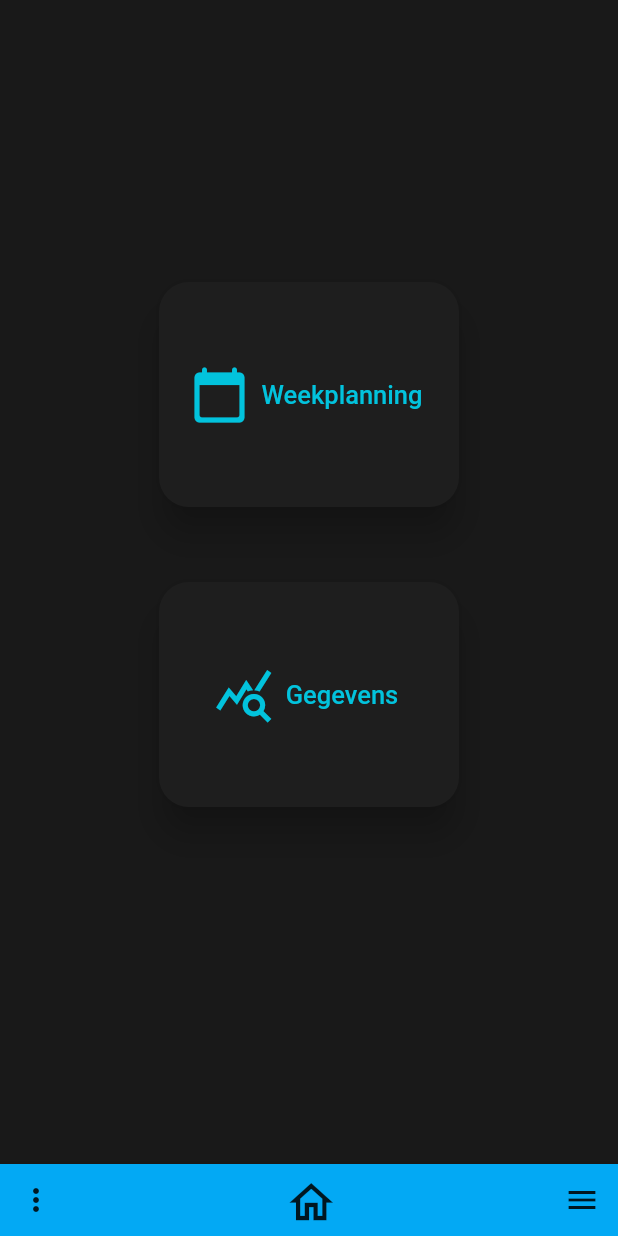
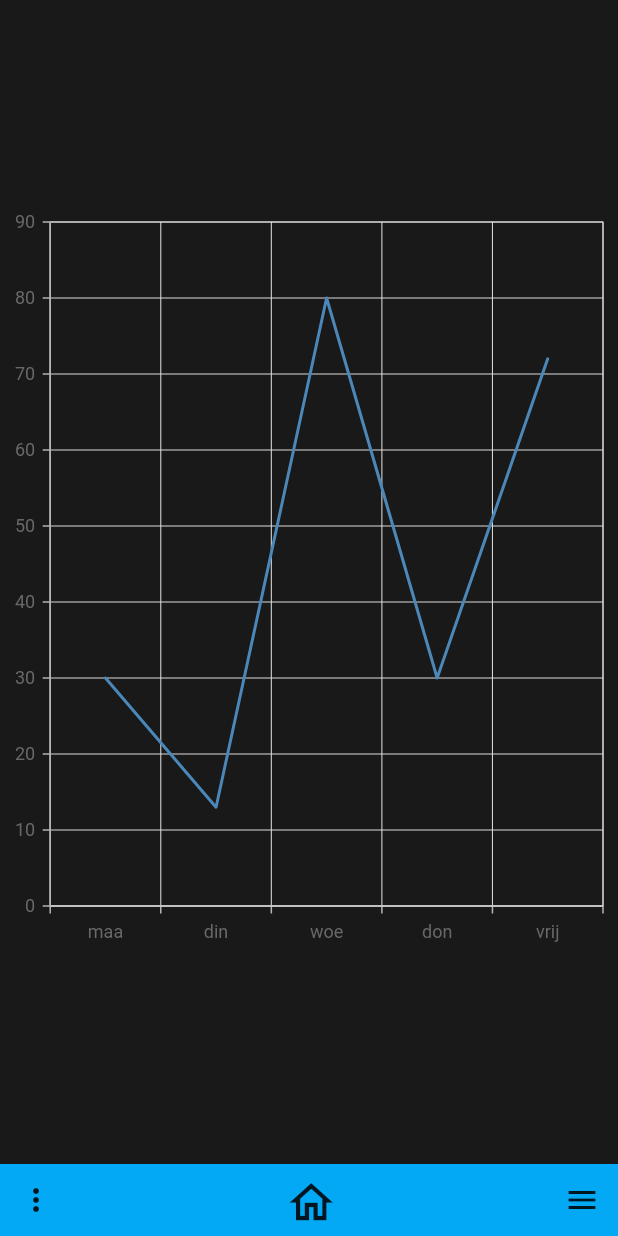
Before and after one commit to Thomasdespiegelaere/eindwerk, a Flutter app: the screen it shows after launch, after a tap on "Gegevens", on a phone screen of 412 x 824 dp. Run offline on Flutter 3.47's test engine with Material 2 defaults, Android fonts, the phone set to English and light mode, and no system bars; our stand-ins replace firebase_core, firebase_database, syncfusion_flutter_charts; missing offline and left inert: dart:ffi; accounts and stored records are empty.

Commit message:
4 zonder demux

```diff
--- /dev/null
+++ b/eindwerk_app/lib/gegevens.dart
@@ -0,0 +1,64 @@
+import 'package:eindwerk_app/Weekplanning.dart';
+import 'package:eindwerk_app/mobile_home.dart';
+import 'package:eindwerk_app/responsive.dart';
+import 'package:eindwerk_app/tablet_home.dart';
+import 'package:flutter/material.dart';
+import 'package:flutter/services.dart';
+import 'mobile_gegevens.dart';
+import 'tablet_gegevens.dart';
+import 'homepage.dart';
+
+class Mygegevenspage extends StatefulWidget {
+  //de homepagina class
+  @override
+  _MygegevenspageState createState() =>
+      _MygegevenspageState(); //creërt de pagina
+}
+
+class _MygegevenspageState extends State<Mygegevenspage> {
+  void click() {
+    Navigator.push(
+        context, MaterialPageRoute(builder: (context) => Myhomepage()));
+  }
+
+  @override
+  Widget build(BuildContext context) {
+    return Scaffold(
+      bottomNavigationBar: BottomAppBar(
+        //dit is de navigatiebalk onder in de app
+        color: Colors.lightBlue,
+        child: Row(
+          children: [
+            IconButton(
+              //de optie knop in de navigatiebalk
+              icon: Icon(Icons.more_vert),
+              onPressed: () {},
+              splashColor: Colors.blue,
+            ),
+            Spacer(), //plaats tussen de knoppen optie en menu
+            IconButton(
+              //de menu knop in de navigatiebalk
+              icon: Icon(
+                Icons.home_outlined,
+                size: 35,
+              ),
+              onPressed: this.click,
+              splashColor: Colors.blue,
+            ),
+            Spacer(),
+            IconButton(
+              //de menu knop in de navigatiebalk
+              icon: Icon(Icons.menu),
+              onPressed: () {},
+              splashColor: Colors.blue,
+            ),
+          ],
+        ),
+      ),
+      body: responsivelayout(
+        tabletbody: Mytabletgegevens(),
+        mobilebody: Mymobilegegevens(),
+      ),
+    );
+  }
+}
--- /dev/null
+++ b/eindwerk_app/lib/mobile_gegevens.dart
@@ -0,0 +1,70 @@
+import 'package:flutter/material.dart';
+import 'package:eindwerk_app/Weekplanning.dart';
+import 'package:flutter/services.dart';
+import 'package:syncfusion_flutter_charts/charts.dart';
+import 'package:syncfusion_flutter_charts/sparkcharts.dart';
+
+class Mymobilegegevens extends StatefulWidget {
+  //de homepagina class
+  @override
+  _MymobilegegevensState createState() =>
+      _MymobilegegevensState(); //creërt de pagina
+}
+
+class _MymobilegegevensState extends State<Mymobilegegevens> {
+  //de pagina zelf
+  void click() {
+    //de functie wanneer de knop van weekplanning wordt ingedrukt
+    Navigator.push(
+        //verplaats de weekplanning pagina naar de bovenkant van de stapel met pagina's
+        context,
+        MaterialPageRoute(builder: (context) => Weekplanning()));
+  }
+
+  final List<ChartSampleData> chartData = <ChartSampleData>[
+    ChartSampleData("maa", 30),
+    ChartSampleData("din", 13),
+    ChartSampleData("woe", 80),
+    ChartSampleData("don", 30),
+    ChartSampleData("vrij", 72)
+  ];
+
+  @override
+  Widget build(BuildContext context) {
+    return Scaffold(
+      body: Center(
+        child: Container(
+            height: 500,
+            width: 500,
+            child: SfCartesianChart(
+                // Initialize category axis
+                primaryXAxis: CategoryAxis(),
+                series: <ChartSeries>[
+                  // Initialize line series
+                  LineSeries<ChartSampleData, String>(
+                      dataSource: chartData,
+                      xValueMapper: (ChartSampleData data, _) => data.x,
+                      yValueMapper: (ChartSampleData data, _) => data.y)
+                ])),
+      ),
+    );
+  }
+}
+
+class ChartSampleData {
+  ChartSampleData(this.x, this.y);
+  final String x;
+  final double y;
+
+  static void add(ChartSampleData chartSampleData) {}
+}
+
+List<ChartSampleData> _getChartData() {
+  ChartSampleData.add(ChartSampleData("maa", 10));
+  ChartSampleData.add(ChartSampleData("din", 10));
+  ChartSampleData.add(ChartSampleData("woe", 10));
+  ChartSampleData.add(ChartSampleData("don", 10));
+  ChartSampleData.add(ChartSampleData("vrij", 10));
+  List<ChartSampleData> chartData;
+  return chartData;
+}
--- a/eindwerk_app/lib/mobile_home.dart
+++ b/eindwerk_app/lib/mobile_home.dart
@@ -1,6 +1,7 @@
 import 'package:flutter/material.dart';
 import 'package:eindwerk_app/Weekplanning.dart';
 import 'package:flutter/services.dart';
+import 'package:eindwerk_app/gegevens.dart';
 
 class Mymobilehome extends StatefulWidget {
   //de homepagina class
@@ -16,6 +17,14 @@ class _MymobilehomeState extends State<Mymobilehome> {
         //verplaats de weekplanning pagina naar de bovenkant van de stapel met pagina's
         context,
         MaterialPageRoute(builder: (context) => Weekplanning()));
+  }
+
+  void geg() {
+    //de functie wanneer de knop van weekplanning wordt ingedrukt
+    Navigator.push(
+        //verplaats de weekplanning pagina naar de bovenkant van de stapel met pagina's
+        context,
+        MaterialPageRoute(builder: (context) => Mygegevenspage()));
   }
 
   @override
@@ -77,7 +86,7 @@ class _MymobilehomeState extends State<Mymobilehome> {
                     style: TextStyle(
                         color: Color.fromARGB(255, 2, 195, 221), fontSize: 17),
                   ),
-                  onPressed: () {},
+                  onPressed: this.geg,
                   style: ElevatedButton.styleFrom(
                       primary: Color.fromRGBO(30, 30, 30, 1),
                       elevation: 10,
--- a/eindwerk_app/pubspec.yaml
+++ b/eindwerk_app/pubspec.yaml
@@ -30,6 +30,8 @@ dependencies:
   # The following adds the Cupertino Icons font to your application.
   # Use with the CupertinoIcons class for iOS style icons.
   cupertino_icons: 1.0.2
+  charts_flutter: ^0.12.0
+  syncfusion_flutter_charts: ^20.1.50
 
 dev_dependencies:
   flutter_test:
```
Also changed, not shown: eindwerk_app/lib/tablet_gegevens.dart (added, +32 -0 lines), eindwerk_app/pubspec.lock, 2 other files.
